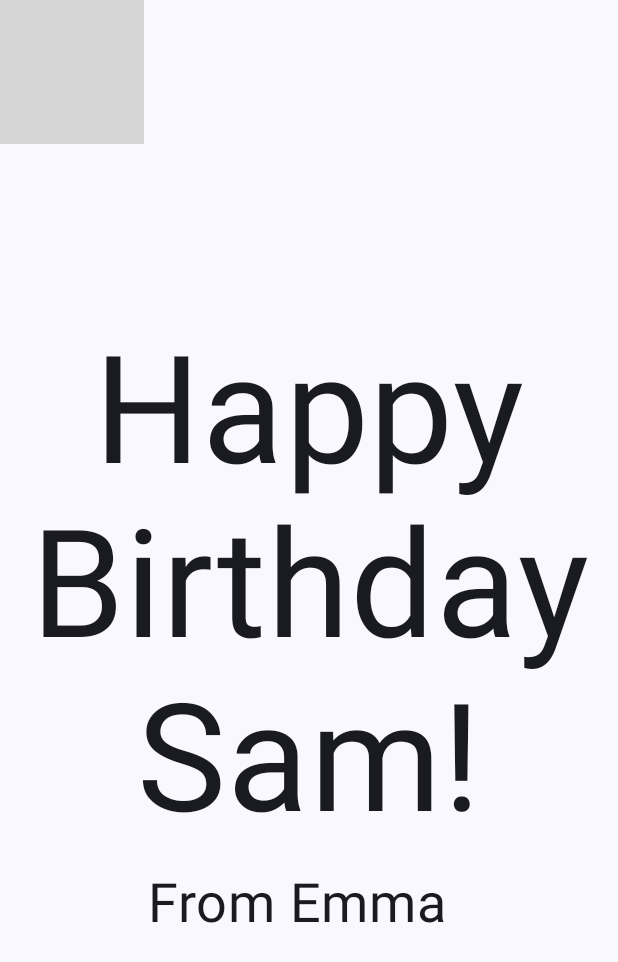
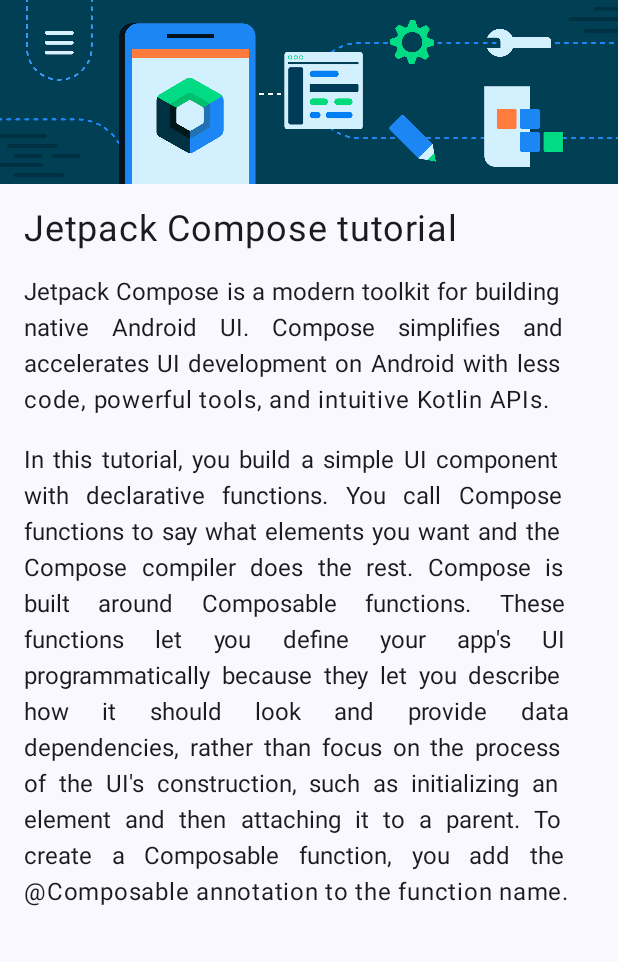
Before and after one commit to FerZacVal/DSM_AndroidStudio, an Android app built with Jetpack Compose: the screen it shows after launch (MainActivity), on a phone screen of 412 x 824 dp. Shown: the top 962 px of the screen. Run offline under Robolectric (Android 15) with nearby library versions, the phone set to English and light mode, and no system bars; grey boxes are pictures that could not be loaded.

Commit message:
Actividad 5 - Ejercicio 1 Articulo Compose

```diff
--- a/app/src/main/java/com/example/happybirthday/MainActivity.kt
+++ b/app/src/main/java/com/example/happybirthday/MainActivity.kt
@@ -3,9 +3,8 @@ package com.example.happybirthday
 import android.os.Bundle
 import androidx.activity.ComponentActivity
 import androidx.activity.compose.setContent
+import androidx.activity.enableEdgeToEdge
 import androidx.compose.foundation.Image
-import androidx.compose.foundation.layout.Arrangement
-import androidx.compose.foundation.layout.Box
 import androidx.compose.foundation.layout.Column
 import androidx.compose.foundation.layout.fillMaxSize
 import androidx.compose.foundation.layout.padding
@@ -13,9 +12,8 @@ import androidx.compose.material3.MaterialTheme
 import androidx.compose.material3.Surface
 import androidx.compose.material3.Text
 import androidx.compose.runtime.Composable
-import androidx.compose.ui.Alignment
 import androidx.compose.ui.Modifier
-import androidx.compose.ui.layout.ContentScale
+import androidx.compose.ui.graphics.painter.Painter
 import androidx.compose.ui.res.painterResource
 import androidx.compose.ui.res.stringResource
 import androidx.compose.ui.text.style.TextAlign
@@ -27,16 +25,18 @@ import com.example.happybirthday.ui.theme.HappyBirthdayTheme
 class MainActivity : ComponentActivity() {
     override fun onCreate(savedInstanceState: Bundle?) {
         super.onCreate(savedInstanceState)
+        enableEdgeToEdge()
         setContent {
             HappyBirthdayTheme {
-                // A surface container using the 'background' color from the theme
                 Surface(
                     modifier = Modifier.fillMaxSize(),
                     color = MaterialTheme.colorScheme.background
-                ) {
-                    GreetingImage(
-                        stringResource(R.string.happy_birthday_text),
-                        stringResource(R.string.signature_text)
+                ){
+                    GreetingContent(
+                        top = stringResource(R.string.caja_superior),
+                        mid = stringResource(R.string.caja_medio),
+                        bot = stringResource(R.string.caja_fondo),
+                        card = painterResource(R.drawable.bg_compose_background)
                     )
                 }
             }
@@ -45,58 +45,36 @@ class MainActivity : ComponentActivity() {
 }
 
 @Composable
-fun GreetingText(message: String, from: String, modifier: Modifier = Modifier) {
-    // Create a column so that texts don't overlap
-    Column(
-        verticalArrangement = Arrangement.Center,
-        modifier = modifier
-    ) {
+fun GreetingContent(top: String, mid: String, bot: String, card: Painter, modifier: Modifier = Modifier) {
+    Column(modifier = modifier) {
+        Image(painter = card, contentDescription = null)
         Text(
-            text = message,
-            fontSize = 100.sp,
-            lineHeight = 116.sp,
-            textAlign = TextAlign.Center,
-            modifier = Modifier.padding(top = 16.dp)
+            text = top,
+            modifier = Modifier.padding(16.dp),
+            fontSize = 24.sp
         )
         Text(
-            text = from,
-            fontSize = 36.sp,
-            modifier = Modifier
-                .padding(top = 16.dp)
-                .padding(end = 16.dp)
-                .align(alignment = Alignment.CenterHorizontally)
-
+            text = mid,
+            modifier = Modifier.padding(start = 16.dp, end = 16.dp),
+            textAlign = TextAlign.Justify
+        )
+        Text(
+            text = bot,
+            modifier = Modifier.padding(16.dp),
+            textAlign = TextAlign.Justify
         )
     }
 }
 
+@Preview(showBackground = true)
 @Composable
-fun GreetingImage(message: String, from: String, modifier: Modifier = Modifier) {
-    // Create a box to overlap image and texts
-    Box(modifier) {
-        Image(
-            painter = painterResource(id = R.drawable.androidparty),
-            contentDescription = null,
-            contentScale = ContentScale.Crop,
-            alpha = 0.5F
-        )
-        GreetingText(
-            message = message,
-            from = from,
-            modifier = Modifier
-                .fillMaxSize()
-                .padding(8.dp)
+fun Act5Exer1Preview() {
+    HappyBirthdayTheme {
+        GreetingContent(
+            top = stringResource(R.string.caja_superior),
+            mid = stringResource(R.string.caja_medio),
+            bot = stringResource(R.string.caja_fondo),
+            card = painterResource(R.drawable.bg_compose_background)
         )
     }
 }
-
-@Preview(showBackground = false)
-@Composable
-private fun BirthdayCardPreview() {
-    HappyBirthdayTheme {
-        GreetingImage(
-            stringResource(R.string.happy_birthday_text),
-            stringResource(R.string.signature_text)
-        )
-    }
-}
--- a/app/src/main/res/values/strings.xml
+++ b/app/src/main/res/values/strings.xml
@@ -1,5 +1,6 @@
 <resources>
-    <string name="app_name">Happy Birthday</string>
-    <string name="happy_birthday_text">Happy Birthday Sam!</string>
-    <string name="signature_text">From Emma</string>
+    <string name="app_name">Act5 ArticuloCompose</string>
+    <string name="caja_superior">Jetpack Compose tutorial</string>
+    <string name="caja_medio">Jetpack Compose is a modern toolkit for building native Android UI. Compose simplifies and accelerates UI development on Android with less code, powerful tools, and intuitive Kotlin APIs.</string>
+    <string name="caja_fondo">In this tutorial, you build a simple UI component with declarative functions. You call Compose functions to say what elements you want and the Compose compiler does the rest. Compose is built around Composable functions. These functions let you define your app\'s UI programmatically because they let you describe how it should look and provide data dependencies, rather than focus on the process of the UI\'s construction, such as initializing an element and then attaching it to a parent. To create a Composable function, you add the @Composable annotation to the function name.</string>
 </resources>
```
Also changed, not shown: app/src/main/res/drawable-nodpi/bg_compose_background.png (added).
